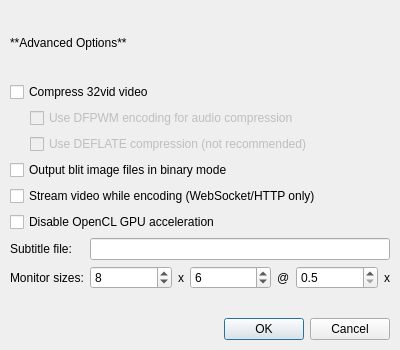
This is advanceddialog.ui in MCJack123/sanjuuni-ui as Qt 5 draws it before an edit. The edited form follows.
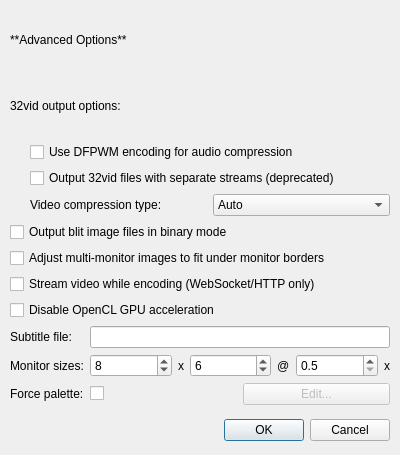
This is the edited form. Icons and pictures are not drawn.

```diff
--- a/advanceddialog.ui
+++ b/advanceddialog.ui
@@ -10,7 +10,7 @@
     <x>0</x>
     <y>0</y>
     <width>400</width>
-    <height>350</height>
+    <height>455</height>
    </rect>
   </property>
   <property name="sizePolicy">
@@ -22,13 +22,13 @@
   <property name="minimumSize">
    <size>
     <width>400</width>
-    <height>350</height>
+    <height>455</height>
    </size>
   </property>
   <property name="maximumSize">
    <size>
     <width>400</width>
-    <height>350</height>
+    <height>455</height>
    </size>
   </property>
   <property name="sizeIncrement">
@@ -53,11 +53,11 @@
      <x>0</x>
      <y>0</y>
      <width>400</width>
-     <height>350</height>
+     <height>451</height>
     </rect>
    </property>
    <property name="sizePolicy">
-    <sizepolicy hsizetype="Fixed" vsizetype="Fixed">
+    <sizepolicy hsizetype="Fixed" vsizetype="Expanding">
      <horstretch>0</horstretch>
      <verstretch>0</verstretch>
     </sizepolicy>
@@ -65,7 +65,13 @@
    <property name="minimumSize">
     <size>
      <width>400</width>
-     <height>350</height>
+     <height>451</height>
+    </size>
+   </property>
+   <property name="maximumSize">
+    <size>
+     <width>400</width>
+     <height>16777215</height>
     </size>
    </property>
    <layout class="QVBoxLayout" name="verticalLayout">
@@ -95,12 +101,9 @@
      </widget>
     </item>
     <item>
-     <widget class="QCheckBox" name="compress">
-      <property name="toolTip">
-       <string>Compress video data in 32vid files for smaller file sizes at the cost of load time.</string>
-      </property>
+     <widget class="QLabel" name="label_7">
       <property name="text">
-       <string>Compress 32vid video</string>
+       <string>32vid output options:</string>
       </property>
      </widget>
     </item>
@@ -115,7 +118,7 @@
       <item>
        <widget class="QCheckBox" name="dfpwm">
         <property name="enabled">
-         <bool>false</bool>
+         <bool>true</bool>
         </property>
         <property name="toolTip">
          <string>Use DFPWM audio compression for smaller audio at the cost of quality.</string>
@@ -129,18 +132,52 @@
        </widget>
       </item>
       <item>
-       <widget class="QCheckBox" name="deflate">
-        <property name="enabled">
-         <bool>false</bool>
-        </property>
-        <property name="toolTip">
-         <string>Use deprecated DEFLATE compression instead of the custom 32vid codec.</string>
-        </property>
+       <widget class="QCheckBox" name="separateStreams">
         <property name="text">
-         <string>Use DEFLATE compression (not recommended)</string>
+         <string>Output 32vid files with separate streams (deprecated)</string>
         </property>
        </widget>
       </item>
+      <item>
+       <layout class="QHBoxLayout" name="horizontalLayout_2">
+        <item>
+         <widget class="QLabel" name="label_8">
+          <property name="text">
+           <string>Video compression type:</string>
+          </property>
+         </widget>
+        </item>
+        <item>
+         <widget class="QComboBox" name="compressionType">
+          <item>
+           <property name="text">
+            <string extracomment="Determines the best compression type for the requested format.">Auto</string>
+           </property>
+          </item>
+          <item>
+           <property name="text">
+            <string extracomment="Do not compress the video data.">None</string>
+           </property>
+          </item>
+          <item>
+           <property name="text">
+            <string extracomment="Use the DEFLATE algorithm on uncompressed data. This is not well supported.">DEFLATE (deprecated)</string>
+           </property>
+          </item>
+          <item>
+           <property name="text">
+            <string extracomment="Use custom Huffman compression. ANS is preferred in newer files.">Huffman (old)</string>
+           </property>
+          </item>
+          <item>
+           <property name="text">
+            <string extracomment="Use ANS encoding, which is a faster variant of Huffman.">ANS (faster)</string>
+           </property>
+          </item>
+         </widget>
+        </item>
+       </layout>
+      </item>
      </layout>
     </item>
     <item>
@@ -153,6 +190,13 @@
       </property>
      </widget>
     </item>
+    <item>
+     <widget class="QCheckBox" name="trimBorders">
+      <property name="text">
+       <string>Adjust multi-monitor images to fit under monitor borders</string>
+      </property>
+     </widget>
+    </item>
     <item>
      <widget class="QCheckBox" name="streamed">
       <property name="toolTip">
@@ -284,6 +328,34 @@
         </item>
        </layout>
       </item>
+      <item row="2" column="0">
+       <widget class="QLabel" name="label_9">
+        <property name="text">
+         <string>Force palette:</string>
+        </property>
+       </widget>
+      </item>
+      <item row="2" column="1">
+       <layout class="QHBoxLayout" name="horizontalLayout_3">
+        <item>
+         <widget class="QCheckBox" name="forcePalette">
+          <property name="text">
+           <string/>
+          </property>
+         </widget>
+        </item>
+        <item>
+         <widget class="QPushButton" name="paletteEdit">
+          <property name="enabled">
+           <bool>false</bool>
+          </property>
+          <property name="text">
+           <string>Edit...</string>
+          </property>
+         </widget>
+        </item>
+       </layout>
+      </item>
      </layout>
     </item>
     <item>
```
Left out of the diff: 14 changed lines with no effect on the pictures.
